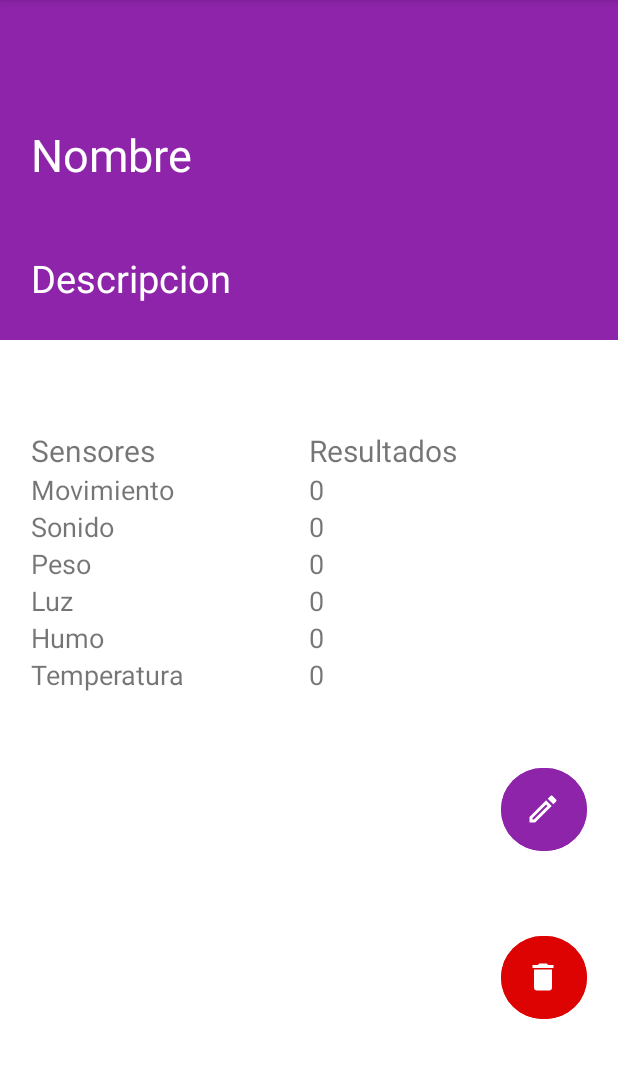
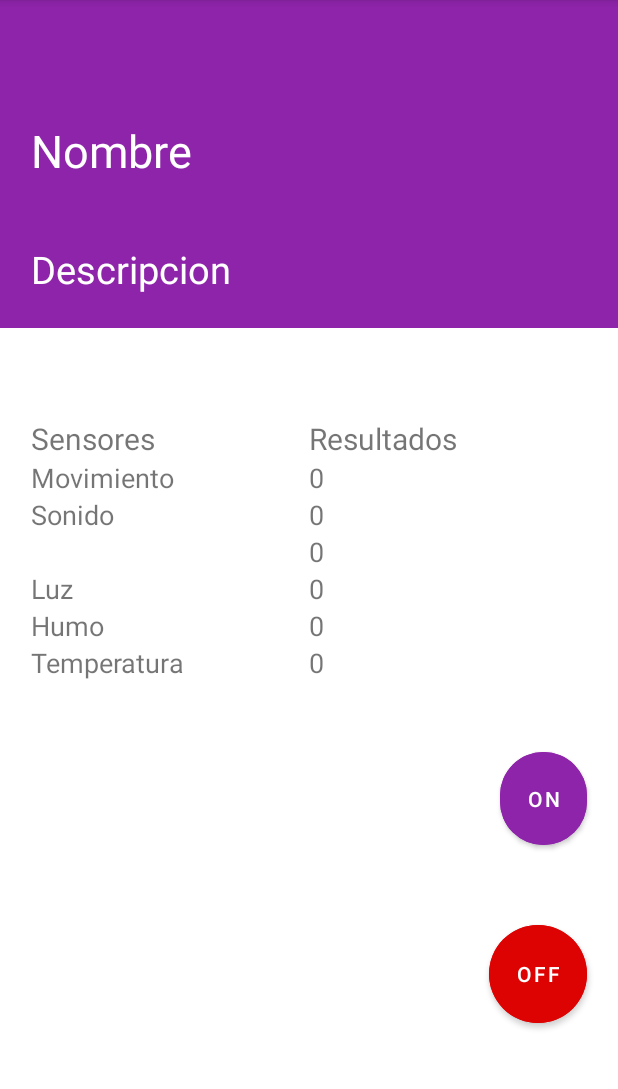
Before and after one commit to JoseLCS2003/BabyCrib, an Android app: the Cuna screen opened directly, with no data from a screen before it, on a phone screen of 412 x 824 dp, the part 84-1173 px from its top. Run offline under Robolectric (Android 15) with nearby library versions, the phone set to English and light mode, and no system bars; our stand-ins replace Volley; network calls fail; 3 statements that could not run were skipped.

Commit message:
Modificacion ultimas cosas

```diff
--- a/app/src/main/java/com/example/babycrib/Home.java
+++ b/app/src/main/java/com/example/babycrib/Home.java
@@ -78,7 +78,8 @@
                     new Response.Listener<JSONObject>() {
                         @Override
                         public void onResponse(JSONObject response) {
-                            SharedPreferences.Editor editor = getSharedPreferences("credenciales", MODE_PRIVATE).edit();
+                            SharedPreferences.Editor editor = getSharedPreferences("credenciales",
+                                    MODE_PRIVATE).edit();
                             editor.clear().commit();
                             Intent i=new Intent(getApplicationContext(),MainActivity.class);
                             startActivity(i);
--- a/app/src/main/java/com/example/babycrib/Modelos/Sensores.java
+++ b/app/src/main/java/com/example/babycrib/Modelos/Sensores.java
@@ -1,7 +1,7 @@
 package com.example.babycrib.Modelos;
 
 public class Sensores {
-    final private String value;
+    private String value;
 
     public String getValue() {
         return value;
--- a/app/src/main/java/com/example/babycrib/Registrase.java
+++ b/app/src/main/java/com/example/babycrib/Registrase.java
@@ -2,6 +2,7 @@
 
 import androidx.appcompat.app.AppCompatActivity;
 
+import android.content.Context;
 import android.content.Intent;
 import android.content.SharedPreferences;
 import android.os.Bundle;
@@ -34,6 +35,11 @@
     }
     private void iniciar()
     {
+        SharedPreferences preferences =getSharedPreferences("credenciales", Context.MODE_PRIVATE);
+        SharedPreferences.Editor editor = preferences.edit();
+        editor.putString("arduino","aio_XuDR855LzMrt1MK6HjiXRQdBw1za");
+        editor.putString("url","http://35.175.142.42/api/");
+        editor.commit();
         nom=findViewById(R.id.name);
         mail=findViewById(R.id.email);
         telefono=findViewById(R.id.telefono);
--- a/app/src/main/java/com/example/babycrib/inicio.java
+++ b/app/src/main/java/com/example/babycrib/inicio.java
@@ -20,8 +20,8 @@
     public void splash(){
         SharedPreferences preferences =getSharedPreferences("credenciales", Context.MODE_PRIVATE);
         SharedPreferences.Editor editor = preferences.edit();
-        editor.putString("arduino","aio_nmJr49qI58iuRyrqPpFByXRtEG27");
-        editor.putString("url","http://3.91.214.66/api/");
+        editor.putString("arduino","aio_XuDR855LzMrt1MK6HjiXRQdBw1za");
+        editor.putString("url","http://35.175.142.42/api/");
         editor.commit();
         CountDownTimer t =new CountDownTimer(5000,1000) {
             @Override
--- a/app/src/main/res/layout/activity_cuna.xml
+++ b/app/src/main/res/layout/activity_cuna.xml
@@ -139,13 +139,13 @@
         <LinearLayout
             android:layout_width="match_parent"
             android:layout_height="match_parent">
+
             <TextView
                 android:id="@+id/sen3"
                 android:layout_width="0dp"
                 android:layout_height="wrap_content"
                 android:layout_weight="1"
-                android:text="Peso"
-                android:textSize="18sp"/>
+                android:textSize="18sp" />
             <TextView
                 android:id="@+id/res3"
                 android:layout_width="0dp"
@@ -213,11 +213,12 @@
 
     <Button
         android:id="@+id/editCuna"
-        android:layout_width="57dp"
-        android:layout_height="67dp"
+        android:layout_width="58dp"
+        android:layout_height="74dp"
         android:backgroundTint="#8E24AA"
-        android:drawableLeft="@drawable/pencil_outline"
         android:enabled="false"
+        android:text="ON"
+        android:textColor="@color/white"
         app:cornerRadius="500dp"
         app:layout_constraintBottom_toTopOf="@id/eliminarCuna"
         app:layout_constraintEnd_toEndOf="@id/end"
@@ -229,11 +230,12 @@
 
     <Button
         android:id="@+id/eliminarCuna"
-        android:layout_width="57dp"
-        android:layout_height="67dp"
+        android:layout_width="65dp"
+        android:layout_height="77dp"
         android:backgroundTint="#DE0303"
-        android:drawableLeft="@drawable/delete"
         android:enabled="false"
+        android:text="OFF"
+        android:textColor="@color/white"
         app:cornerRadius="500dp"
         app:layout_constraintBottom_toBottomOf="@id/bottom"
         app:layout_constraintEnd_toEndOf="@id/end"
```
Also changed, not shown: app/src/main/java/com/example/babycrib/Cuna.java (+71 -14 lines).
